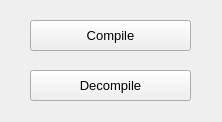
Above: source/src/FILE_UI/main.ui from qwertzuiii/b3_compiler before the change. Below: the same form after it.
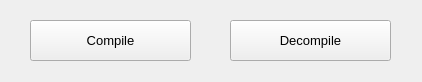
That is the form after the change.

Commit message: Added title in selection ui

Patch:
```diff
--- a/source/src/FILE_UI/main.ui
+++ b/source/src/FILE_UI/main.ui
@@ -6,10 +6,15 @@
    <rect>
     <x>0</x>
     <y>0</y>
-    <width>222</width>
-    <height>122</height>
+    <width>422</width>
+    <height>82</height>
    </rect>
   </property>
+  <property name="font">
+   <font>
+    <pointsize>10</pointsize>
+   </font>
+  </property>
   <property name="windowTitle">
    <string>MainWindow</string>
   </property>
@@ -20,7 +25,7 @@
       <x>30</x>
       <y>20</y>
       <width>161</width>
-      <height>31</height>
+      <height>41</height>
      </rect>
     </property>
     <property name="font">
@@ -35,10 +40,10 @@
    <widget class="QPushButton" name="btn_decompile">
     <property name="geometry">
      <rect>
-      <x>30</x>
-      <y>70</y>
+      <x>230</x>
+      <y>20</y>
       <width>161</width>
-      <height>31</height>
+      <height>41</height>
      </rect>
     </property>
     <property name="font">
```
Left out of the diff: 2 changed lines with no effect on the pictures.
